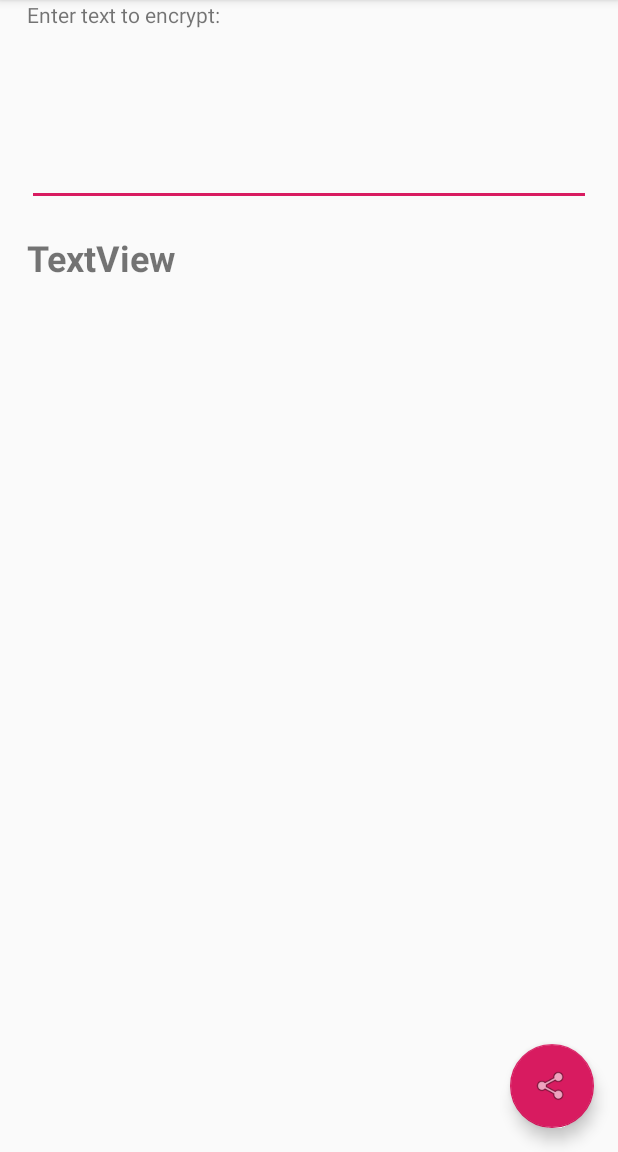
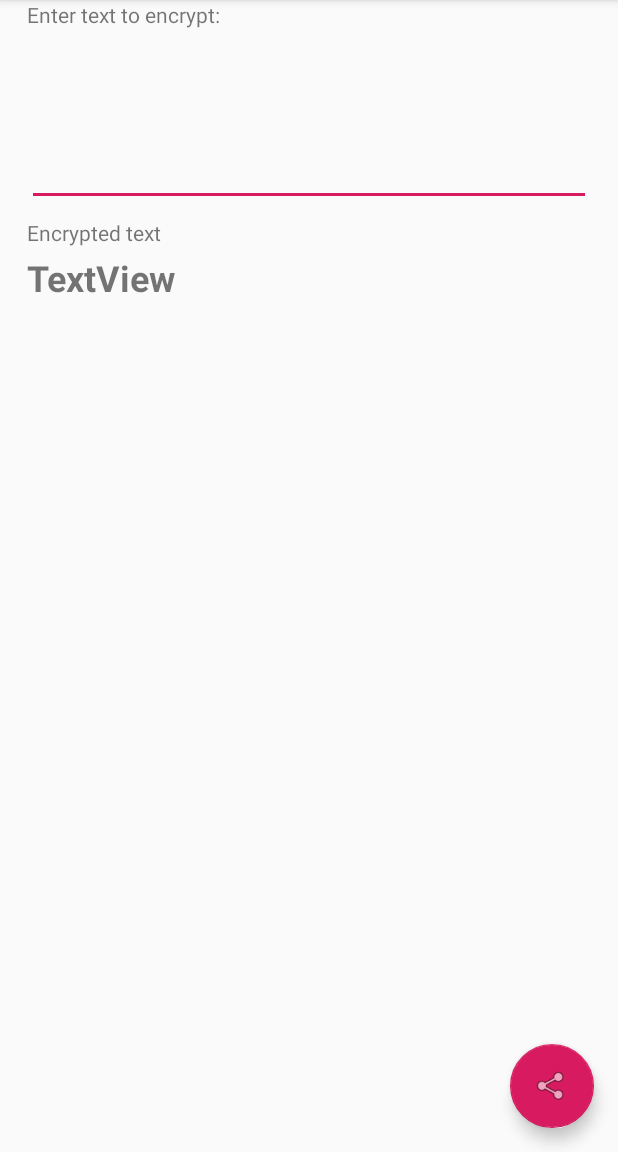
Before and after one commit to dogriffiths/SecretApp, an Android app: the screen it shows after launch (MainActivity), on a phone screen of 412 x 824 dp, the part 84-1236 px from its top. Run offline under Robolectric (Android 15) with nearby library versions, the phone set to English and light mode, and no system bars; 2 statements that could not run were skipped.

Commit message:
fix: Add missing label

```diff
--- a/app/src/main/res/layout/content_main.xml
+++ b/app/src/main/res/layout/content_main.xml
@@ -27,7 +27,7 @@
         android:layout_width="0dp"
         android:layout_height="0dp"
         android:layout_marginStart="18dp"
-        android:layout_marginTop="18dp"
+        android:layout_marginTop="4dp"
         android:layout_marginEnd="18dp"
         android:layout_marginBottom="36dp"
         android:text="TextView"
@@ -37,7 +37,7 @@
         app:layout_constraintEnd_toEndOf="parent"
         app:layout_constraintHorizontal_bias="0.56"
         app:layout_constraintStart_toStartOf="parent"
-        app:layout_constraintTop_toBottomOf="@+id/editSource" />
+        app:layout_constraintTop_toBottomOf="@+id/textView3" />
 
     <TextView
         android:id="@+id/textView2"
@@ -48,4 +48,14 @@
         app:layout_constraintStart_toStartOf="parent"
         tools:layout_editor_absoluteY="16dp" />
 
+    <TextView
+        android:id="@+id/textView3"
+        android:layout_width="wrap_content"
+        android:layout_height="wrap_content"
+        android:layout_marginStart="18dp"
+        android:layout_marginTop="8dp"
+        android:text="Encrypted text"
+        app:layout_constraintStart_toStartOf="parent"
+        app:layout_constraintTop_toBottomOf="@+id/editSource" />
+
 </androidx.constraintlayout.widget.ConstraintLayout>
```
